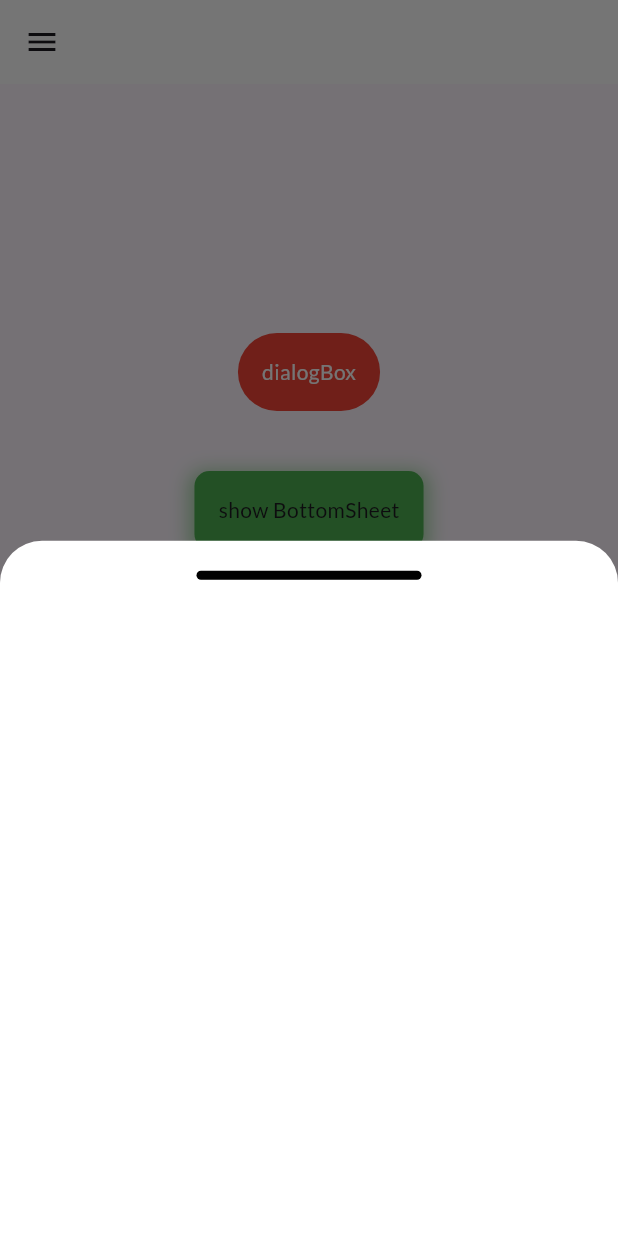
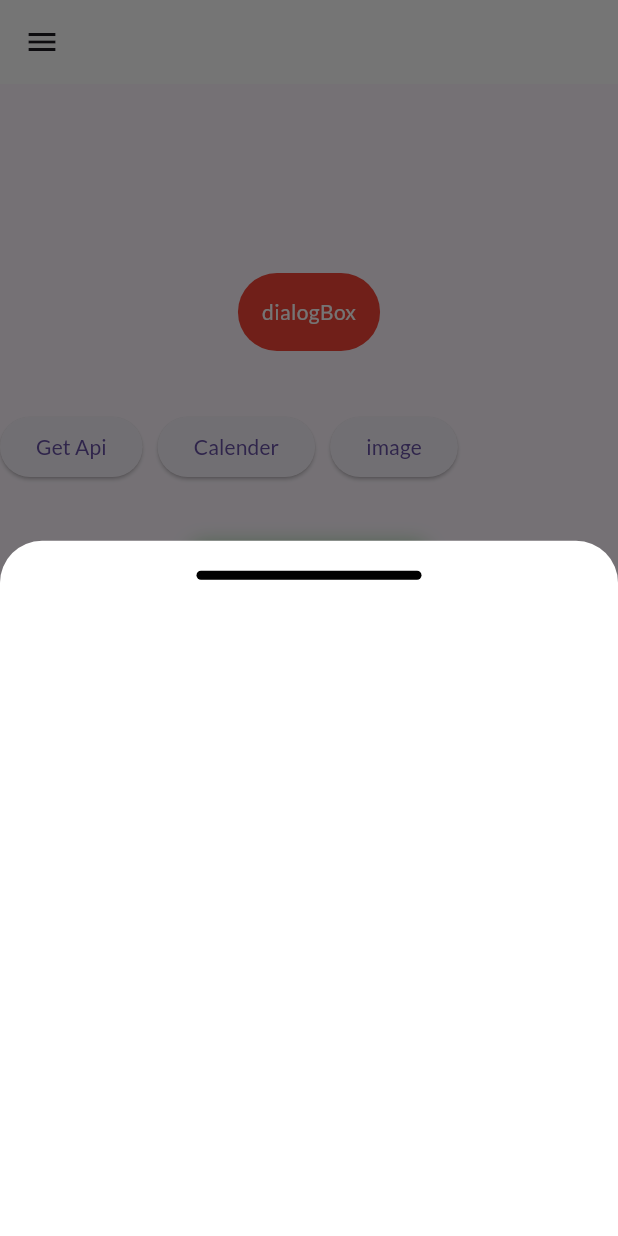
Before and after one commit to vipin-Chowdhary/7daysofFlutter, a Flutter app: the FirstScreenNavbar screen opened directly, after a tap on "show BottomSheet", on a phone screen of 412 x 824 dp. Run offline on Flutter 3.47's test engine with Material 3 defaults, Android fonts, the phone set to English and light mode, and no system bars; our stand-ins replace device_preview, dotted_border, get, google_fonts, image_picker; network calls fail.

Commit message:
image uploading screen

```diff
--- /dev/null
+++ b/lib/data/user_controller.dart
@@ -0,0 +1,18 @@
+// lib/controllers/user_controller.dart
+import 'package:get/get.dart';
+import '../models/login_model.dart';
+
+class UserController extends GetxController {
+  var loginModel = LoginModel().obs;
+
+  void setLoginData(String name, String password) {
+    loginModel.update((val) {
+      val?.name = name;
+      val?.password = password;
+    });
+  }
+
+  void clearData() {
+    loginModel.value = LoginModel();
+  }
+}
--- /dev/null
+++ b/lib/models/login_model.dart
@@ -0,0 +1,5 @@
+class LoginModel {
+  LoginModel({this.name, this.password});
+   String? name;
+ String? password;
+}
--- a/lib/utils/aap_route.dart
+++ b/lib/utils/aap_route.dart
@@ -1,6 +1,9 @@
 
 import 'package:demo_project/view/check_spacer.dart';
 import 'package:demo_project/view/demo_1.dart';
+import 'package:demo_project/view/nav_bar/home/calender_screen.dart';
+import 'package:demo_project/view/nav_bar/home/get_api_screen.dart';
+import 'package:demo_project/view/nav_bar/home/image.dart';
 import 'package:get/get.dart';
 
 import '../view/demo_nav_bar_back_button.dart';
@@ -46,4 +49,17 @@ List<GetPage<dynamic>> getPageRoute = [
     page: () => CheckSpacer(),
     transition: Transition.circularReveal,
   ),
+  GetPage(
+    name: AppRoutes.getApi,
+    page: () => GetApiScreen(),
+
+  ),
+  GetPage(
+    name: AppRoutes.calenderScreen,
+    page: () => CalenderScreen(),
+  ),
+  GetPage(
+    name: AppRoutes.imageScreen,
+    page: () => ImageScreen(),
+  ),
 ];
--- a/lib/utils/app_routes_constant.dart
+++ b/lib/utils/app_routes_constant.dart
@@ -6,4 +6,7 @@ class AppRoutes{
   static const demoNavBarBackButton = "/demo_navBar_backButton";
   static const demoOneScreen = "/demo_one_screen";
   static const checkSpacer = "/check_spacer";
+  static const getApi = "/get_api";
+  static const calenderScreen = "/calender";
+  static const imageScreen = "/image_screen";
 }
--- a/lib/view/check_spacer.dart
+++ b/lib/view/check_spacer.dart
@@ -17,6 +17,7 @@ class _CheckSpacerState extends State<CheckSpacer> {
   bool isLoading = false;
 
   Future<void> fetchData() async {
+    isLoading =true;
     final response = await http.get(
       Uri.parse("https://jsonplaceholder.typicode.com/posts"),
       headers: {"Content-Type": "application/json; charset=UTF-8"},
@@ -27,6 +28,7 @@ class _CheckSpacerState extends State<CheckSpacer> {
 
       setState(() {
         data.addAll(rawData.map((e) => Map<String, dynamic>.from(e)).toList());
+        isLoading =false;
       });
       print("Data fetched: ${data[1]}");
     } else {
--- a/lib/view/home_screen.dart
+++ b/lib/view/home_screen.dart
@@ -17,7 +17,8 @@ class HomeScreen extends StatelessWidget {
     return Scaffold(
       appBar: AppBar(centerTitle: true, title: Text("Home Screen")),
 
-      body: Column(
+      body: SingleChildScrollView(
+        child: Column(
           children: [
             Card(
               elevation: 4,
@@ -78,6 +79,7 @@ class HomeScreen extends StatelessWidget {
             }, child: Text("next"))
           ],
         ),
+      ),
       drawer: MyDrawer(),
     );
   }
--- a/lib/view/nav_bar/first_nav_bar.dart
+++ b/lib/view/nav_bar/first_nav_bar.dart
@@ -1,12 +1,21 @@
+import 'package:demo_project/models/login_model.dart';
 import 'package:demo_project/utils/app_routes_constant.dart';
 import 'package:demo_project/view/demo_1.dart';
 import 'package:flutter/material.dart';
 import 'package:get/get.dart';
 
 import '../../common_widgets/snackbar.dart';
+import '../../data/user_controller.dart';
 
-class FirstScreenNavbar extends StatelessWidget {
+class FirstScreenNavbar extends StatefulWidget {
   const FirstScreenNavbar({super.key});
+
+  @override
+  State<FirstScreenNavbar> createState() => _FirstScreenNavbarState();
+}
+
+class _FirstScreenNavbarState extends State<FirstScreenNavbar> {
+  final UserController userController = Get.find();
 
   @override
   Widget build(BuildContext context) {
@@ -70,6 +79,33 @@ class FirstScreenNavbar extends StatelessWidget {
               ),
             ),
             SizedBox(height: 40),
+            // *************
+            Row(
+              spacing: 10,
+              children: [
+                ElevatedButton(
+                  onPressed: () {
+                    Get.toNamed(AppRoutes.getApi);
+                    print("get screen api ");
+                  },
+                  child: Text('Get Api'),
+                ),
+                ElevatedButton(
+                  onPressed: () {
+                    Get.toNamed(AppRoutes.calenderScreen);
+                  },
+                  child: Text('Calender'),
+                ),
+                ElevatedButton(
+                  onPressed: () {
+                    Get.toNamed(AppRoutes.imageScreen);
+                  },
+                  child: Text('image'),
+                ),
+              ],
+            ),
+
+            SizedBox(height: 40),
             GestureDetector(
               onTap: () {
                 bottomSheetForDemo();
@@ -130,14 +166,17 @@ class FirstScreenNavbar extends StatelessWidget {
             ),
             SizedBox(height: 20),
 
-            Container(
-              margin: EdgeInsets.symmetric(horizontal: 10),
-              height: 80,
-              width: double.infinity,
-              decoration: BoxDecoration(
-                color: Colors.grey.shade200,
-                borderRadius: BorderRadius.circular(15),
-              ),
+            Obx(() {
+              final data = userController.loginModel.value;
+              return  Card(
+                elevation: 4,margin: EdgeInsets.symmetric(horizontal: 16),
+                child: ListTile(
+                  title: Text(data.name ?? "no name"),
+                  subtitle: Text(data.password ?? "no password"),
+                ),
+              );
+            }
+
             ),
           ],
         ),
--- a/pubspec.yaml
+++ b/pubspec.yaml
@@ -38,6 +38,9 @@ dependencies:
   image_picker: ^1.1.2
   get: ^4.7.2
   http: ^1.4.0
+  dotted_border: ^3.1.0
+  device_preview: ^1.2.0
+
 
 dev_dependencies:
   flutter_test:
```
Also changed, not shown: lib/data/image_controller.dart (added, +86 -0 lines), lib/main.dart (+12 -1 lines), lib/view/login_screen.dart (+15 -0 lines), lib/view/nav_bar/home/calender_screen.dart (added, +41 -0 lines), lib/view/nav_bar/home/get_api_screen.dart (added, +36 -0 lines), lib/view/nav_bar/home/image.dart (added, +193 -0 lines), lib/data/login_contoller.dart (added), pubspec.lock, 1 other file. Lines whose indentation alone changed are shown as unchanged.
